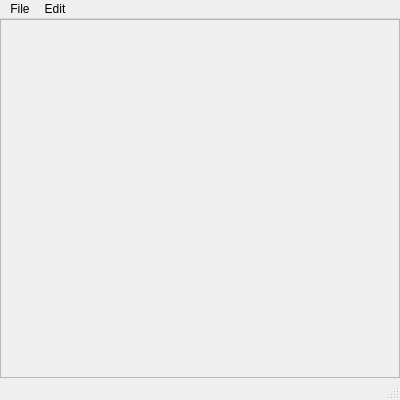
ABBAPOH/qmpq, file plugins/editorplugins/imageviewer/imageviewer.ui: the form before one commit.
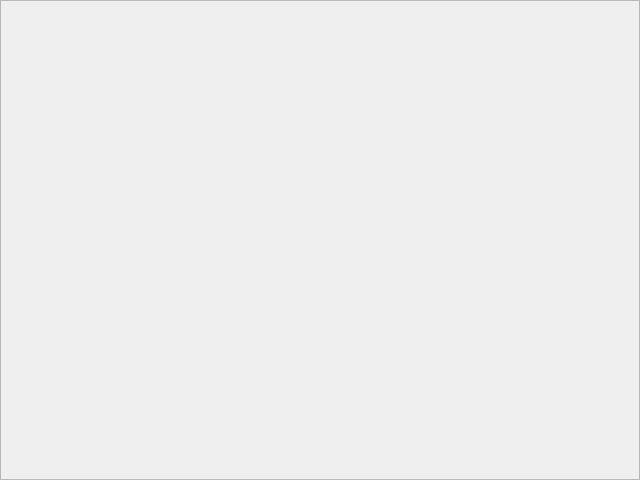
The form after the commit.

Commit message: ImageViewer is now QWidget subclass

What changed in the file:
```diff
--- a/plugins/editorplugins/imageviewer/imageviewer.ui
+++ b/plugins/editorplugins/imageviewer/imageviewer.ui
@@ -1,34 +1,24 @@
 <?xml version="1.0" encoding="UTF-8"?>
 <ui version="4.0">
  <class>ImageViewer</class>
- <widget class="QMainWindow" name="ImageViewer">
+ <widget class="QWidget" name="ImageViewer">
   <property name="geometry">
    <rect>
     <x>0</x>
     <y>0</y>
-    <width>400</width>
-    <height>400</height>
+    <width>640</width>
+    <height>480</height>
    </rect>
   </property>
   <property name="windowTitle">
    <string>MainWindow</string>
   </property>
-  <property name="layoutDirection">
-   <enum>Qt::LeftToRight</enum>
-  </property>
-  <widget class="QWidget" name="centralwidget">
-   <layout class="QVBoxLayout" name="verticalLayout">
+  <layout class="QHBoxLayout" name="horizontalLayout">
     <property name="margin">
      <number>0</number>
     </property>
     <item>
      <widget class="QScrollArea" name="scrollArea">
-      <property name="autoFillBackground">
-       <bool>false</bool>
-      </property>
-      <property name="styleSheet">
-       <string notr="true"/>
-      </property>
       <property name="widgetResizable">
        <bool>true</bool>
       </property>
@@ -37,8 +27,8 @@
         <rect>
          <x>0</x>
          <y>0</y>
-         <width>396</width>
-         <height>352</height>
+        <width>636</width>
+        <height>476</height>
         </rect>
        </property>
       </widget>
@@ -46,74 +36,6 @@
     </item>
    </layout>
   </widget>
-  <widget class="QMenuBar" name="menubar">
-   <property name="geometry">
-    <rect>
-     <x>0</x>
-     <y>0</y>
-     <width>400</width>
-     <height>22</height>
-    </rect>
-   </property>
-   <widget class="QMenu" name="menuFile">
-    <property name="title">
-     <string>File</string>
-    </property>
-    <addaction name="actionOpen"/>
-    <addaction name="actionSave_As"/>
-    <addaction name="separator"/>
-    <addaction name="actionPreferences"/>
-    <addaction name="separator"/>
-    <addaction name="actionClose"/>
-   </widget>
-   <widget class="QMenu" name="menuEdit">
-    <property name="title">
-     <string>Edit</string>
-    </property>
-    <addaction name="actionCopy"/>
-   </widget>
-   <addaction name="menuFile"/>
-   <addaction name="menuEdit"/>
-  </widget>
-  <widget class="QStatusBar" name="statusbar"/>
-  <action name="actionOpen">
-   <property name="text">
-    <string>Open</string>
-   </property>
-   <property name="shortcut">
-    <string>Ctrl+O</string>
-   </property>
-  </action>
-  <action name="actionSave_As">
-   <property name="text">
-    <string>Save As...</string>
-   </property>
-  </action>
-  <action name="actionClose">
-   <property name="text">
-    <string>Close</string>
-   </property>
-   <property name="shortcut">
-    <string>Ctrl+W</string>
-   </property>
-  </action>
-  <action name="actionPreferences">
-   <property name="text">
-    <string>Preferences</string>
-   </property>
-   <property name="shortcut">
-    <string>Ctrl+,</string>
-   </property>
-  </action>
-  <action name="actionCopy">
-   <property name="text">
-    <string>Copy</string>
-   </property>
-   <property name="shortcut">
-    <string>Ctrl+C</string>
-   </property>
-  </action>
- </widget>
  <resources/>
  <connections>
   <connection>
```
Left out of the diff: 21 changed lines with no effect on the pictures. Lines whose indentation alone changed are shown as unchanged. The commit also changes 6 other files.
